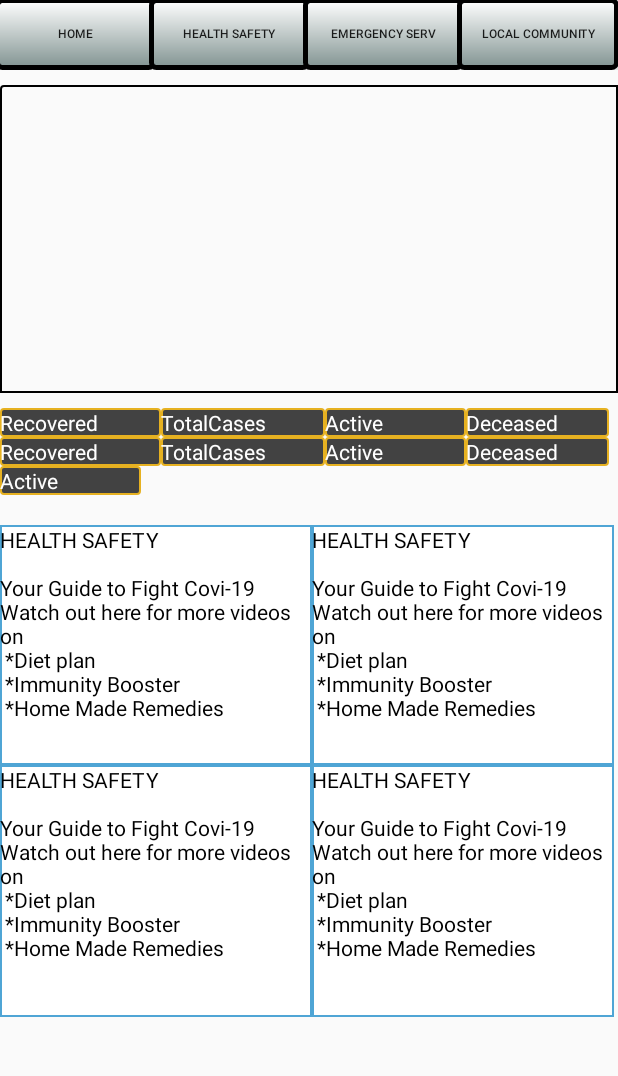
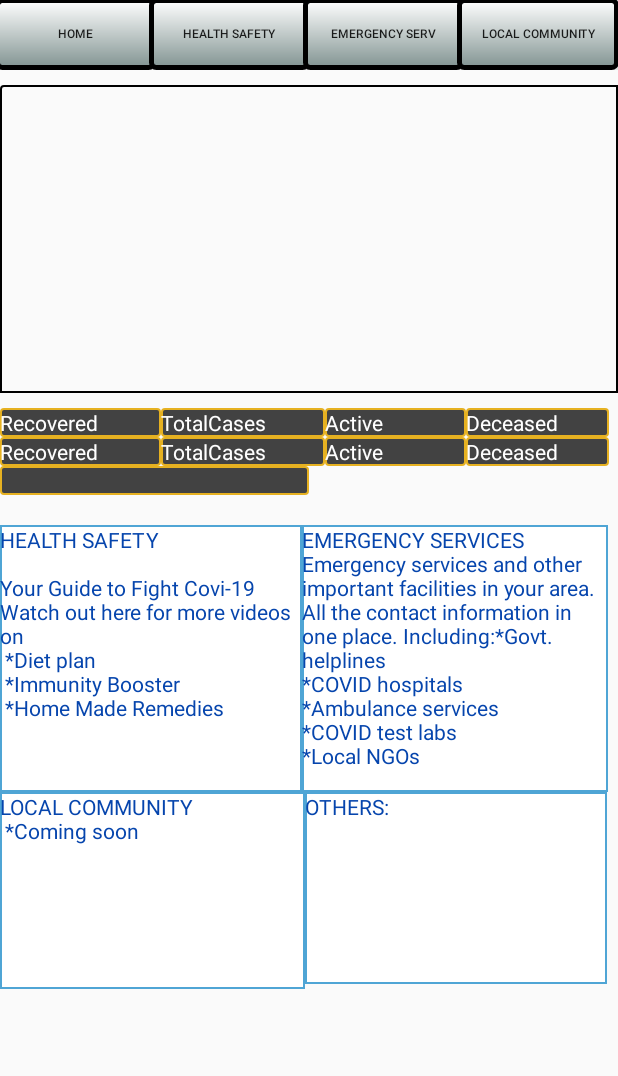
Before and after one commit to KarthikeyanMaka/AtYourServiceMobile, an Android app: the layout activity_home.xml on its own in the app's theme, with its tools: preview values and no code run, on a phone screen of 412 x 824 dp, the part 61-1137 px from its top. Run offline under Robolectric (Android 15) with nearby library versions, the phone set to English and light mode, and no system bars.

Commit message:
added home page with api binding

```diff
--- a/app/src/main/AndroidManifest.xml
+++ b/app/src/main/AndroidManifest.xml
@@ -24,14 +24,15 @@
         <activity android:name=".HelpLine" />
         <activity android:name=".Local" />
         <activity android:name=".Emergency" />
-        <activity android:name=".HomeActivity" />
-        <activity android:name=".MainActivity">
+        <activity android:name=".HomeActivity" >
             <intent-filter>
                 <action android:name="android.intent.action.MAIN" />
 
                 <category android:name="android.intent.category.LAUNCHER" />
             </intent-filter>
         </activity>
+        <activity android:name=".MainActivity"/>
+
     </application>
 
 </manifest>
--- a/app/src/main/java/com/example/atyourservice/MainActivity.java
+++ b/app/src/main/java/com/example/atyourservice/MainActivity.java
@@ -98,11 +98,13 @@ public class MainActivity extends AppCompatActivity implements LocationListener
                         e.printStackTrace();
                     }
                 }
-            }, 3000);
+            }, 5000);
 
             defLang= LocationFinder.getLocationLang(MainActivity.this);
-            ErrorHandling.ErrorDialog(defLang,MainActivity.this);
 
+
+//            if(defLang !="")
+  //              Setlocale(defLang);
 
 
             setContentView(R.layout.activity_main);
--- a/app/src/main/res/layout/activity_home.xml
+++ b/app/src/main/res/layout/activity_home.xml
@@ -145,63 +145,64 @@ android:layout_height="match_parent">
                 android:textColor="@color/black" />
 
         </TableRow>
+
         <TextView
             android:id="@+id/txtcurrentdistrict"
-            android:layout_width="94dp"
+            android:layout_width="206dp"
             android:layout_height="wrap_content"
             android:background="@drawable/textborder"
-            android:text="@string/app_totactive"
-            android:textColor="@color/black" />
+            android:textColor="@color/colorAccent" />
 
         <TableRow
             android:layout_width="match_parent"
-            android:layout_height="160dp"
+            android:layout_height="178dp"
             android:layout_marginTop="20dp">
 
             <TextView
                 android:id="@+id/txthomehealth"
-                android:layout_width="208dp"
+                android:layout_width="201dp"
                 android:layout_height="match_parent"
+                android:background="@drawable/back"
+                android:linksClickable="true"
                 android:text="@string/app_homehealth"
-                android:linksClickable="true"
-                android:textColor="#000000"
-                android:textColorLink="@color/blue"
-                android:background="@drawable/back"/>
+                android:textColor="#0645AD"
+                android:textColorLink="@color/blue" />
 
             <TextView
                 android:id="@+id/txthomemergency"
-                android:layout_width="201dp"
+                android:layout_width="204dp"
                 android:layout_height="match_parent"
-                android:text="@string/app_homehealth"
+                android:background="@drawable/back"
                 android:linksClickable="true"
-                android:textColor="#000000"
-                android:textColorLink="@color/blue"
-                android:background="@drawable/back"/>
+                android:text="@string/app_homeemerlink"
+                android:textColor="#0645AD"
+                android:textColorLink="@color/blue" />
 
         </TableRow>
 
         <TableRow
             android:layout_width="match_parent"
-            android:layout_height="176dp">
+            android:layout_height="142dp">
 
             <TextView
                 android:id="@+id/txthomelocal"
-                android:layout_width="208dp"
-                android:layout_height="168dp"
-                android:text="@string/app_homehealth"
+                android:layout_width="203dp"
+                android:layout_height="131dp"
+                android:background="@drawable/back"
                 android:linksClickable="true"
-                android:textColor="#000000"
-                android:background="@drawable/back"/>
+                android:text="@string/app_homelocallink"
+                android:textColor="#0645AD" />
 
             <TextView
                 android:id="@+id/txthomeothers"
                 android:layout_width="201dp"
-                android:layout_height="168dp"
-                android:text="@string/app_homehealth"
+                android:layout_height="128dp"
+                android:background="@drawable/back"
                 android:linksClickable="true"
-                android:textColor="#000000"
-                android:textColorLink="@color/blue"
-                android:background="@drawable/back"/>
+                android:textColor="#0645AD"
+                android:text="@string/app_homeotherlink"
+
+                android:textColorLink="#0645AD" />
 
         </TableRow>
 
--- a/app/src/main/res/values/strings.xml
+++ b/app/src/main/res/values/strings.xml
@@ -29,5 +29,8 @@
     <string name="app_torecov">Recovered</string>
     <string name="app_totactive">Active</string>
     <string name="app_homehealth">"HEALTH SAFETY \n\nYour Guide to Fight Covi-19 Watch out here for more videos on \n *Diet plan \n *Immunity Booster \n *Home Made Remedies "</string>
+    <string name="app_homeemerlink">EMERGENCY SERVICES \nEmergency services and other important facilities in your area.\nAll the contact information in one place. Including:*Govt. helplines \n*COVID hospitals\n*Ambulance services\n*COVID test labs\n*Local NGOs\n</string>
+    <string name="app_homelocallink">LOCAL COMMUNITY \n *Coming soon</string>
+    <string name="app_homeotherlink">"OTHERS:\n "</string>
 
 </resources>
```
Also changed, not shown: app/src/main/java/com/example/atyourservice/CovidHospitals.java (+20 -0 lines), app/src/main/java/com/example/atyourservice/HelpLine.java (+20 -0 lines), app/src/main/java/com/example/atyourservice/HomeActivity.java (+62 -12 lines), app/src/main/java/com/example/atyourservice/LocationFinder.java (+6 -3 lines), 6 other files.
